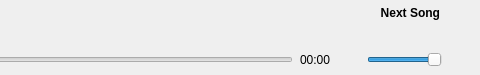
The window that src/Plugins/DarkBluePlayerWidget/DarkBluePlayerWidget.ui (safri-framework/safri-player) describes before a commit, drawn with Qt 5; both pictures show x 285 to 765 and y 0 to 75 of the 765 by 75 pixel window.
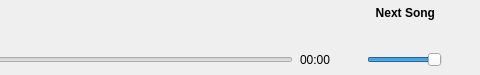
The same window after the commit. Icons and pictures are not drawn.

Diff of the .ui file:
```diff
--- a/src/Plugins/DarkBluePlayerWidget/DarkBluePlayerWidget.ui
+++ b/src/Plugins/DarkBluePlayerWidget/DarkBluePlayerWidget.ui
@@ -93,6 +93,9 @@
          <widget class="QWidget" name="widget_2" native="true">
           <layout class="QHBoxLayout" name="horizontalLayout_3">
            <property name="spacing">
+            <number>5</number>
+           </property>
+           <property name="leftMargin">
             <number>0</number>
            </property>
            <property name="margin">
```
Left out of the diff: 110 changed lines with no effect on the pictures.
